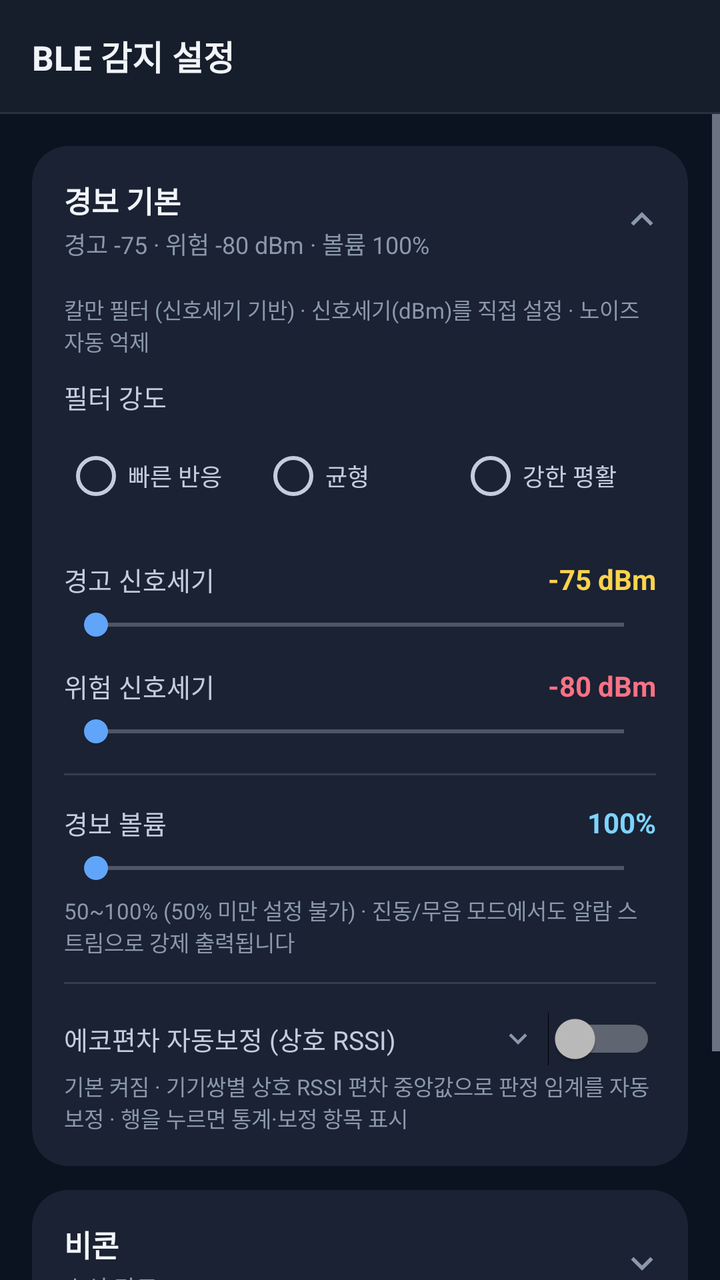
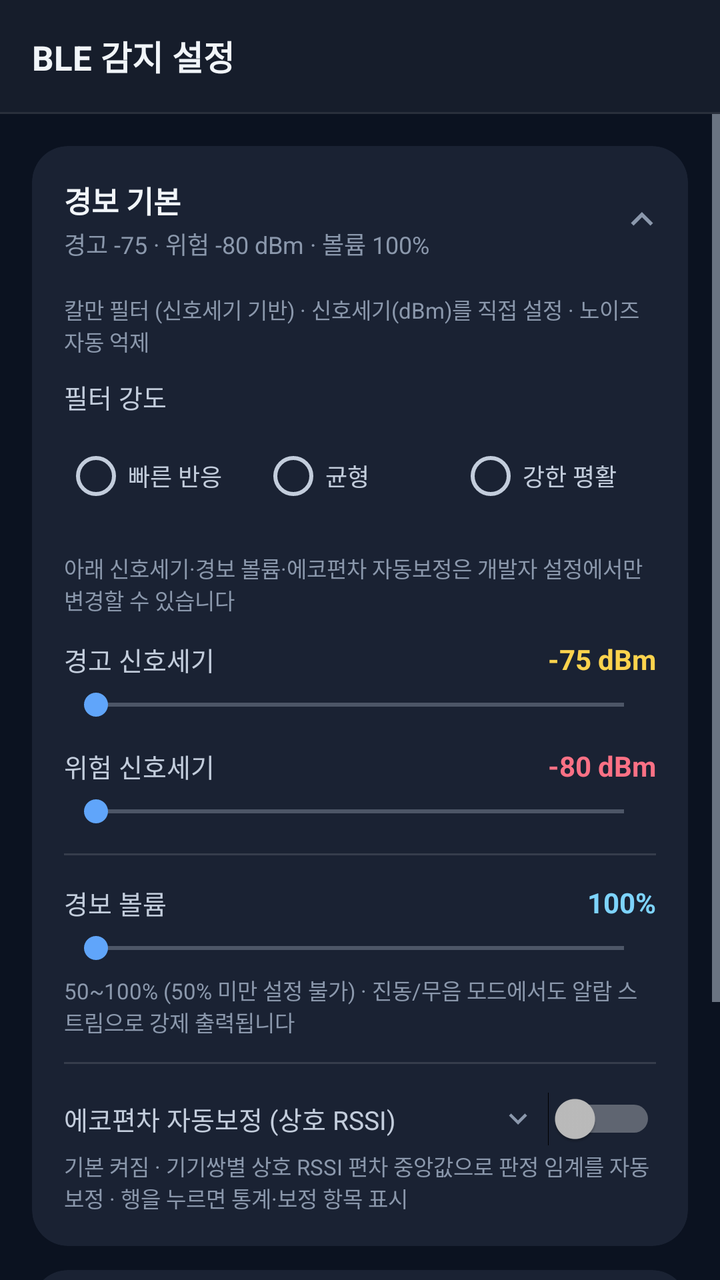

The first picture is an Android layout as it rendered before a commit; the second is the same layout after the commit. The layout source and the unified diff follow.
<!-- AndroidManifest.xml: application theme Theme.SafeAlert -->
<!-- res/layout/activity_ble_settings.xml -->
<?xml version="1.0" encoding="utf-8"?>
<LinearLayout xmlns:android="http://schemas.android.com/apk/res/android"
    xmlns:app="http://schemas.android.com/apk/res-auto"
    android:layout_width="match_parent"
    android:layout_height="match_parent"
    android:orientation="vertical"
    android:background="@color/sa_bg">

    
    <LinearLayout style="@style/SA.TopBar">
        <TextView
            style="@style/SA.TopBarTitle"
            android:text="BLE 감지 설정" />
    </LinearLayout>
    <View
        android:layout_width="match_parent"
        android:layout_height="@dimen/sa_stroke_hairline"
        android:background="@color/sa_divider" />

    <ScrollView
        android:layout_width="match_parent"
        android:layout_height="0dp"
        android:layout_weight="1">

        <LinearLayout
            android:layout_width="match_parent"
            android:layout_height="wrap_content"
            android:orientation="vertical"
            android:padding="@dimen/sa_space_lg">

            
            <androidx.cardview.widget.CardView style="@style/SA.Card">
                <LinearLayout
                    android:layout_width="match_parent"
                    android:layout_height="wrap_content"
                    android:orientation="vertical">

                    <LinearLayout
                        android:id="@+id/sec_alert_header"
                        style="@style/SA.SectionHeader">
                        <LinearLayout
                            android:layout_width="0dp"
                            android:layout_height="wrap_content"
                            android:layout_weight="1"
                            android:orientation="vertical">
                            <TextView
                                style="@style/SA.SectionTitle"
                                android:text="경보 기본" />
                            <TextView
                                android:id="@+id/sec_alert_summary"
                                style="@style/SA.SectionSummary"
                                android:text="경고 -75 · 위험 -80 dBm · 볼륨 100%" />
                        </LinearLayout>
                        <ImageView
                            android:id="@+id/sec_alert_chevron"
                            style="@style/SA.Chevron"
                            android:rotation="180"
                            android:contentDescription="펼침/접힘" />
                    </LinearLayout>

                    <LinearLayout
                        android:id="@+id/sec_alert_body"
                        style="@style/SA.SectionBody"
                        android:visibility="visible">

                        
                        <TextView
                            style="@style/SA.Hint"
                            android:layout_marginTop="0dp"
                            android:text="칼만 필터 (신호세기 기반) · 신호세기(dBm)를 직접 설정 · 노이즈 자동 억제" />

                        <TextView
                            style="@style/SA.Label"
                            android:layout_marginTop="10dp"
                            android:layout_marginBottom="6dp"
                            android:text="필터 강도" />

                        <RadioGroup
                            android:id="@+id/rg_kalman_preset"
                            android:layout_width="match_parent"
                            android:layout_height="wrap_content"
                            android:orientation="horizontal"
                            android:layout_marginBottom="6dp">
                            <RadioButton
                                android:id="@+id/rb_kf_fast"
                                style="@style/SA.Radio"
                                android:text="빠른 반응" />
                            <RadioButton
                                android:id="@+id/rb_kf_normal"
                                style="@style/SA.Radio"
                                android:text="균형" />
                            <RadioButton
                                android:id="@+id/rb_kf_smooth"
                                style="@style/SA.Radio"
                                android:text="강한 평활" />
                        </RadioGroup>

                        <LinearLayout style="@style/SA.Row">
                            <TextView
                                style="@style/SA.RowLabel"
                                android:text="경고 신호세기" />
                            <TextView
                                android:id="@+id/tv_warn_dist"
                                style="@style/SA.Value"
                                android:textColor="@color/sa_warning"
                                android:text="-75 dBm" />
                        </LinearLayout>
                        <SeekBar
                            android:id="@+id/seek_warn_dist"
                            android:layout_width="match_parent"
                            android:layout_height="wrap_content"
                            android:layout_marginTop="@dimen/sa_space_xs"
                            android:min="30"
                            android:max="100" />

                        <LinearLayout style="@style/SA.Row">
                            <TextView
                                style="@style/SA.RowLabel"
                                android:text="위험 신호세기" />
                            <TextView
                                android:id="@+id/tv_dang_dist"
                                style="@style/SA.Value"
                                android:textColor="@color/sa_danger"
                                android:text="-80 dBm" />
                        </LinearLayout>
                        <SeekBar
                            android:id="@+id/seek_dang_dist"
                            android:layout_width="match_parent"
                            android:layout_height="wrap_content"
                            android:layout_marginTop="@dimen/sa_space_xs"
                            android:min="30"
                            android:max="100" />

                        <View style="@style/SA.Divider" />

                        
                        <LinearLayout style="@style/SA.Row">
                            <TextView
                                style="@style/SA.RowLabel"
                                android:text="경보 볼륨" />
                            <TextView
                                android:id="@+id/tv_alarm_volume_val"
                                style="@style/SA.Value"
                                android:text="100%" />
                        </LinearLayout>
                        <SeekBar
                            android:id="@+id/seek_alarm_volume"
                            android:layout_width="match_parent"
                            android:layout_height="wrap_content"
                            android:layout_marginTop="@dimen/sa_space_xs"
                            android:min="50"
                            android:max="100" />
                        <TextView
                            style="@style/SA.Hint"
                            android:text="50~100% (50% 미만 설정 불가) · 진동/무음 모드에서도 알람 스트림으로 강제 출력됩니다" />

                        <View style="@style/SA.Divider" />

                        
                        <LinearLayout
                            android:id="@+id/row_echo_auto_calib"
                            style="@style/SA.Row"
                            android:clickable="true"
                            android:focusable="true"
                            android:background="?attr/selectableItemBackground">
                            <TextView
                                style="@style/SA.RowLabel"
                                android:text="에코편차 자동보정 (상호 RSSI)" />
                            <ImageView
                                android:id="@+id/iv_echo_chevron"
                                style="@style/SA.Chevron"
                                android:layout_width="18dp"
                                android:layout_height="18dp"
                                android:layout_marginStart="0dp"
                                android:layout_marginEnd="6dp"
                                android:contentDescription="보정 항목 펼침/접힘" />
                            <Switch
                                android:id="@+id/sw_echo_auto_calib"
                                android:layout_width="wrap_content"
                                android:layout_height="wrap_content" />
                        </LinearLayout>
                        <TextView
                            style="@style/SA.Hint"
                            android:layout_marginTop="@dimen/sa_space_hairline"
                            android:text="기본 켜짐 · 기기쌍별 상호 RSSI 편차 중앙값으로 판정 임계를 자동 보정 · 행을 누르면 통계·보정 항목 표시" />

                        <LinearLayout
                            android:id="@+id/echo_detail_group"
                            android:layout_width="match_parent"
                            android:layout_height="wrap_content"
                            android:orientation="vertical"
                            android:visibility="gone">

                            <TextView
                                style="@style/SA.Hint"
                                android:layout_marginTop="@dimen/sa_space_sm"
                                android:text="켜면 기기쌍별 중앙값의 −1/2 을 클램프로 잘라 판정 임계에 반영합니다(거울쌍 양쪽 수렴). 표본 부족 시 Firebase 모델쌍 프라이어로 시작, 산포 과다 기기는 보정 0. 기본 켜짐." />

                            <TextView
                                android:id="@+id/tv_echo_diag"
                                style="@style/SA.Mono"
                                android:layout_marginTop="10dp"
                                android:text="수집된 에코 표본 없음" />
                            <TextView
                                style="@style/SA.Hint"
                                android:text="편차 = 내가 측정한 상대 RSSI − 상대가 나를 측정해 되돌린 에코. 중앙값=기기 간 체계적 비대칭(모델별 오프셋의 실측 근거), 산포=채널 노이즈(보정 불가 성분), 에코%=상호 RSSI 응답 비율(0%=비콘·구버전). 수집은 판정과 독립이며 앱을 재시작해도 누적됩니다. 자동보정이 켜지면 이 통계의 중앙값이 판정 임계 보정(echoCal)에 사용됩니다." />

                            <LinearLayout style="@style/SA.Row">
                                <TextView
                                    style="@style/SA.RowLabel"
                                    android:text="보정 성립 최소 에코틱 (n)" />
                                <EditText
                                    android:id="@+id/et_echo_min_ticks"
                                    style="@style/SA.EditNumber" />
                            </LinearLayout>
                            <LinearLayout style="@style/SA.Row">
                                <TextView
                                    style="@style/SA.RowLabel"
                                    android:text="산포 상한 (±dB, 초과=보정 0)" />
                                <EditText
                                    android:id="@+id/et_echo_max_iqr"
                                    style="@style/SA.EditNumber" />
                            </LinearLayout>
                            <LinearLayout style="@style/SA.Row">
                                <TextView
                                    style="@style/SA.RowLabel"
                                    android:text="보정 클램프 (±dB)" />
                                <EditText
                                    android:id="@+id/et_echo_clamp"
                                    style="@style/SA.EditNumber" />
                            </LinearLayout>

                            <Button
                                android:id="@+id/btn_echo_reset"
                                style="@style/SA.Button"
                                android:layout_marginTop="10dp"
                                android:backgroundTint="@color/sa_tint_gray"
                                android:textColor="@color/sa_text_secondary"
                                android:text="에코편차 통계 초기화" />
                        </LinearLayout>
                    </LinearLayout>
                </LinearLayout>
            </androidx.cardview.widget.CardView>

            
            <androidx.cardview.widget.CardView style="@style/SA.Card">
                <LinearLayout
                    android:layout_width="match_parent"
                    android:layout_height="wrap_content"
                    android:orientation="vertical">

                    <LinearLayout
                        android:id="@+id/sec_beacon_header"
                        style="@style/SA.SectionHeader">
                        <LinearLayout
                            android:layout_width="0dp"
                            android:layout_height="wrap_content"
                            android:layout_weight="1"
                            android:orientation="vertical">
                            <TextView
                                style="@style/SA.SectionTitle"
                                android:text="비콘" />
                            <TextView
                                android:id="@+id/sec_beacon_summary"
                                style="@style/SA.SectionSummary"
                                android:text="수신 강도 100%" />
                        </LinearLayout>
                        <ImageView
                            android:id="@+id/sec_beacon_chevron"
                            style="@style/SA.Chevron"
                            android:contentDescription="펼침/접힘" />
                    </LinearLayout>

                    <LinearLayout
                        android:id="@+id/sec_beacon_body"
                        style="@style/SA.SectionBody">

                        <LinearLayout
                            style="@style/SA.Row"
                            android:layout_marginTop="0dp">
                            <TextView
                                style="@style/SA.RowLabel"
                                android:text="비콘 수신 강도" />
                            <TextView
                                android:id="@+id/tv_beacon_gain"
                                style="@style/SA.Value"
                                android:text="100%" />
                        </LinearLayout>
                        <SeekBar
                            android:id="@+id/seek_beacon_gain"
                            android:layout_width="match_parent"
                            android:layout_height="wrap_content"
                            android:layout_marginTop="@dimen/sa_space_xs"
                            android:max="30" />
                        <TextView
                            style="@style/SA.Hint"
                            android:text="등록된 모든 비콘의 감지 범위를 비율로 일괄 조절 · 100% = 기본" />

                        
                        <LinearLayout
                            android:layout_width="match_parent"
                            android:layout_height="wrap_content"
                            android:orientation="vertical"
                            android:visibility="gone">
                            <TextView
                                style="@style/SA.SubHeader"
                                android:text="EPJ끼리 근접 경보" />
                            <TextView
                                style="@style/SA.Hint"
                                android:layout_marginTop="@dimen/sa_space_hairline"
                                android:text="EPJ끼리는 5m 공존이 정상 · 값을 낮출수록(음수) 더 가까이(3m) 와야 울림" />
                            <LinearLayout style="@style/SA.Row">
                                <TextView
                                    style="@style/SA.RowLabel"
                                    android:text="조기경보 오프셋" />
                                <TextView
                                    android:id="@+id/tv_epj_bias"
                                    style="@style/SA.Value"
                                    android:text="-2 dB" />
                            </LinearLayout>
                            <SeekBar
                                android:id="@+id/seek_epj_bias"
                                android:layout_width="match_parent"
                                android:layout_height="wrap_content"
                                android:layout_marginTop="@dimen/sa_space_xs"
                                android:max="25" />
                            <TextView
                                style="@style/SA.Hint"
                                android:text="-10 ~ +15 dB (기본 -2). 0=일반 임계 · 음수=더 가까이서만(거리 변별) · 양수=더 멀리서 미리. 지게차가 끼면 장비↔장비 오프셋 적용." />
                        </LinearLayout>
                    </LinearLayout>
                </LinearLayout>
            </androidx.cardview.widget.CardView>

            
            <androidx.cardview.widget.CardView style="@style/SA.Card">
                <LinearLayout
                    android:layout_width="match_parent"
                    android:layout_height="wrap_content"
                    android:orientation="vertical">

                    <LinearLayout
                        android:id="@+id/sec_uwb_header"
                        style="@style/SA.SectionHeader">
                        <LinearLayout
                            android:layout_width="0dp"
                            android:layout_height="wrap_content"
                            android:layout_weight="1"
                            android:orientation="vertical">
                            <TextView
                                style="@style/SA.SectionTitle"
                                android:text="UWB 정밀 거리 측정" />
                            <TextView
                                android:id="@+id/sec_uwb_summary"
                                style="@style/SA.SectionSummary"
                                android:text="켜짐 · 지게차 쌍 15/8m · 그 외 5/3m" />
                        </LinearLayout>
                        <ImageView
                            android:id="@+id/sec_uwb_chevron"
                            style="@style/SA.Chevron"
                            android:contentDescription="펼침/접힘" />
                    </LinearLayout>

                    <LinearLayout
                        android:id="@+id/sec_uwb_body"
                        style="@style/SA.SectionBody">

                        <TextView
                            style="@style/SA.Hint"
                            android:layout_marginTop="0dp"
                            android:text="지원 기기끼리 실거리(m)를 측정 · UWB 신호가 오는 상대는 실측 거리로, 그 외는 BLE 신호로 경보 판정" />

                        <LinearLayout style="@style/SA.Row">
                            <TextView
                                style="@style/SA.RowLabel"
                                android:text="UWB 사용" />
                            <Switch
                                android:id="@+id/sw_uwb"
                                android:layout_width="wrap_content"
                                android:layout_height="wrap_content" />
                        </LinearLayout>
                        <TextView
                            android:id="@+id/tv_uwb_hint"
                            style="@style/SA.Hint"
                            android:layout_marginTop="@dimen/sa_space_hairline"
                            android:text="기본 켜짐 · UWB 신호가 오는 동안은 실측 거리로만 경고/위험 판정 · 신호가 없으면 BLE 신호로 판정" />

                        <Button
                            android:id="@+id/btn_uwb_permission"
                            style="@style/SA.Button"
                            android:layout_marginTop="@dimen/sa_space_md"
                            android:text="UWB 권한 허용 / 시스템 UWB 설정" />
                        <TextView
                            android:id="@+id/tv_uwb_system_hint"
                            style="@style/SA.Hint"
                            android:text="UWB로 거리가 m 로 표시되려면: ① 이 버튼으로 UWB 권한 허용 ② 기기 UWB(시스템) 켜짐 ③ 상대 기기도 UWB 지원. 하나라도 빠지면 신호세기(dBm)로 표시됩니다." />

                        <TextView
                            style="@style/SA.Label"
                            android:layout_marginTop="14dp"
                            android:layout_marginBottom="6dp"
                            android:text="거리 표시 방식" />
                        <RadioGroup
                            android:id="@+id/rg_dist_mode"
                            android:layout_width="match_parent"
                            android:layout_height="wrap_content"
                            android:orientation="horizontal">
                            <RadioButton
                                android:id="@+id/rb_dist_dbm"
                                style="@style/SA.Radio"
                                android:text="dBm" />
                            <RadioButton
                                android:id="@+id/rb_dist_uwb_m"
                                style="@style/SA.Radio"
                                android:text="UWB만 m" />
                            <RadioButton
                                android:id="@+id/rb_dist_all_m"
                                style="@style/SA.Radio"
                                android:text="전부 m" />
                        </RadioGroup>
                        <TextView
                            style="@style/SA.Hint"
                            android:layout_marginTop="@dimen/sa_space_hairline"
                            android:text="전부 m: UWB 페어는 실측, 그 외는 신호 기반 추정(약 X m)" />

                        <TextView
                            style="@style/SA.Label"
                            android:layout_marginTop="14dp"
                            android:layout_marginBottom="@dimen/sa_space_xs"
                            android:text="사업장 코드 (보정 프로파일)" />
                        <EditText
                            android:id="@+id/et_uwb_site"
                            android:layout_width="match_parent"
                            android:layout_height="wrap_content"
                            android:hint="예: WF11 (빈 값 = 공용 프로파일)"
                            android:textSize="@dimen/sa_type_body"
                            android:textColor="@color/sa_text_secondary"
                            android:inputType="text"
                            android:maxLines="1" />
                        <TextView
                            style="@style/SA.Hint"
                            android:layout_marginTop="@dimen/sa_space_hairline"
                            android:text="UWB 보정 학습값을 사업장별로 저장·전환 · 사업장 학습은 지워지지 않고 코드 변경 시 즉시 불러옴" />

                        <View style="@style/SA.Divider" />

                        <TextView
                            style="@style/SA.SubHeader"
                            android:text="UWB 판정 반경" />
                        <TextView
                            style="@style/SA.Hint"
                            android:layout_marginTop="@dimen/sa_space_hairline"
                            android:text="UWB 실측 신호가 오는 상대에게 적용 · 지게차가 낀 쌍/그 외 쌍 각각 경고·위험 거리" />

                        <LinearLayout style="@style/SA.Row">
                            <TextView
                                style="@style/SA.RowLabel"
                                android:text="지게차 쌍 경고" />
                            <TextView
                                android:id="@+id/tv_uwb_fk_warn"
                                style="@style/SA.Value"
                                android:textColor="@color/sa_warning"
                                android:text="15m" />
                        </LinearLayout>
                        <SeekBar
                            android:id="@+id/seek_uwb_fk_warn"
                            android:layout_width="match_parent"
                            android:layout_height="wrap_content"
                            android:layout_marginTop="@dimen/sa_space_xs"
                            android:min="2"
                            android:max="80" />

                        <LinearLayout style="@style/SA.Row">
                            <TextView
                                style="@style/SA.RowLabel"
                                android:text="지게차 쌍 위험" />
                            <TextView
                                android:id="@+id/tv_uwb_fk_danger"
                                style="@style/SA.Value"
                                android:textColor="@color/sa_danger"
                                android:text="8m" />
                        </LinearLayout>
                        <SeekBar
                            android:id="@+id/seek_uwb_fk_danger"
                            android:layout_width="match_parent"
                            android:layout_height="wrap_content"
                            android:layout_marginTop="@dimen/sa_space_xs"
                            android:min="1"
                            android:max="60" />

                        <LinearLayout style="@style/SA.Row">
                            <TextView
                                style="@style/SA.RowLabel"
                                android:text="그 외 쌍 경고" />
                            <TextView
                                android:id="@+id/tv_uwb_pair_warn"
                                style="@style/SA.Value"
                                android:textColor="@color/sa_warning"
                                android:text="5m" />
                        </LinearLayout>
                        <SeekBar
                            android:id="@+id/seek_uwb_pair_warn"
                            android:layout_width="match_parent"
                            android:layout_height="wrap_content"
                            android:layout_marginTop="@dimen/sa_space_xs"
                            android:min="2"
                            android:max="40" />

                        <LinearLayout style="@style/SA.Row">
                            <TextView
                                style="@style/SA.RowLabel"
                                android:text="그 외 쌍 위험" />
                            <TextView
                                android:id="@+id/tv_uwb_pair_danger"
                                style="@style/SA.Value"
                                android:textColor="@color/sa_danger"
                                android:text="3m" />
                        </LinearLayout>
                        <SeekBar
                            android:id="@+id/seek_uwb_pair_danger"
                            android:layout_width="match_parent"
                            android:layout_height="wrap_content"
                            android:layout_marginTop="@dimen/sa_space_xs"
                            android:min="1"
                            android:max="30" />
                        <TextView
                            style="@style/SA.Hint"
                            android:text="기본: 지게차 쌍 15m 경고·8m 위험 / 그 외 5m 경고·3m 위험 · 0.5m 단위 즉시 반영" />
                    </LinearLayout>
                </LinearLayout>
            </androidx.cardview.widget.CardView>

        </LinearLayout>
    </ScrollView>
</LinearLayout>
<!-- resources referenced by this layout -->
<resources>
  <color name="sa_bg">#0B1220</color>
  <color name="sa_danger">#FB7185</color>
  <color name="sa_divider">#1FFFFFFF</color>
  <color name="sa_text_secondary">#C3CDDC</color>
  <color name="sa_tint_gray">#28303F</color>
  <color name="sa_warning">#FCD34D</color>
  <dimen name="sa_space_hairline">2dp</dimen>
  <dimen name="sa_space_lg">16dp</dimen>
  <dimen name="sa_space_md">12dp</dimen>
  <dimen name="sa_space_sm">8dp</dimen>
  <dimen name="sa_space_xs">4dp</dimen>
  <dimen name="sa_stroke_hairline">1dp</dimen>
  <dimen name="sa_type_body">13sp</dimen>
  <style name="SA.Chevron">
          <item name="android:layout_width">@dimen/sa_icon_sm</item>
          <item name="android:layout_height">@dimen/sa_icon_sm</item>
          <item name="android:layout_marginStart">@dimen/sa_space_sm</item>
          <item name="android:src">@drawable/ic_chevron_down</item>
      </style>
  <style name="SA.Hint">
          <item name="android:layout_width">match_parent</item>
          <item name="android:layout_height">wrap_content</item>
          <item name="android:layout_marginTop">@dimen/sa_space_xs</item>
          <item name="android:textSize">@dimen/sa_type_hint</item>
          <item name="android:textColor">@color/sa_text_tertiary</item>
      </style>
  <style name="SA.Label">
          <item name="android:layout_width">match_parent</item>
          <item name="android:layout_height">wrap_content</item>
          <item name="android:textSize">@dimen/sa_type_body</item>
          <item name="android:textColor">@color/sa_text_secondary</item>
      </style>
  <style name="SA.Row">
          <item name="android:layout_width">match_parent</item>
          <item name="android:layout_height">wrap_content</item>
          <item name="android:orientation">horizontal</item>
          <item name="android:gravity">center_vertical</item>
          <item name="android:layout_marginTop">@dimen/sa_space_md</item>
      </style>
  <style name="SA.RowLabel">
          <item name="android:layout_width">0dp</item>
          <item name="android:layout_height">wrap_content</item>
          <item name="android:layout_weight">1</item>
          <item name="android:textSize">@dimen/sa_type_body</item>
          <item name="android:textColor">@color/sa_text_secondary</item>
      </style>
  <style name="SA.SectionTitle">
          <item name="android:layout_width">match_parent</item>
          <item name="android:layout_height">wrap_content</item>
          <item name="android:textSize">@dimen/sa_type_section</item>
          <item name="android:textStyle">bold</item>
          <item name="android:textColor">@color/sa_text_primary</item>
      </style>
  <style name="SA.Value">
          <item name="android:layout_width">wrap_content</item>
          <item name="android:layout_height">wrap_content</item>
          <item name="android:textSize">@dimen/sa_type_value</item>
          <item name="android:textStyle">bold</item>
          <item name="android:textColor">@color/sa_accent</item>
      </style>
  <dimen name="sa_touch_min">48dp</dimen>
  <color name="sa_on_accent">#0B1220</color>
  <color name="sa_accent">#7DD3FC</color>
  <dimen name="sa_radius_sm">12dp</dimen>
  <dimen name="sa_radius_md">18dp</dimen>
  <color name="sa_surface">#1A2233</color>
  <dimen name="sa_icon_sm">22dp</dimen>
  <dimen name="sa_edit_number_width">96dp</dimen>
  <color name="sa_text_primary">#F1F5F9</color>
  <color name="sa_text_tertiary">#8B98AC</color>
  <dimen name="sa_type_hint">11sp</dimen>
  <dimen name="sa_type_caption">12sp</dimen>
  <dimen name="sa_type_section">15sp</dimen>
  <dimen name="sa_topbar_height">56dp</dimen>
  <color name="sa_surface_alt">#161D2B</color>
  <dimen name="sa_type_topbar">17sp</dimen>
  <dimen name="sa_type_value">14sp</dimen>
  <color name="sa_accent_dim">#60A5FA</color>
  <!-- unchanged entries left out for length: 14 -->
</resources>

<!-- the commit's change to res/layout/activity_ble_settings.xml (unified diff, before → after) -->
@@ -94,6 +94,12 @@
                                 style="@style/SA.Radio"
                                 android:text="강한 평활" />
                         </RadioGroup>
+
+                        
+                        <TextView
+                            style="@style/SA.Hint"
+                            android:layout_marginTop="@dimen/sa_space_sm"
+                            android:text="아래 신호세기·경보 볼륨·에코편차 자동보정은 개발자 설정에서만 변경할 수 있습니다" />
 
                         <LinearLayout style="@style/SA.Row">
                             <TextView
@@ -432,7 +438,7 @@
                             android:id="@+id/et_uwb_site"
                             android:layout_width="match_parent"
                             android:layout_height="wrap_content"
-                            android:hint="예: WF11 (빈 값 = 공용 프로파일)"
+                            android:hint="메인 화면에서 입력 (빈 값 = 공용)"
                             android:textSize="@dimen/sa_type_body"
                             android:textColor="@color/sa_text_secondary"
                             android:inputType="text"
@@ -440,7 +446,7 @@
                         <TextView
                             style="@style/SA.Hint"
                             android:layout_marginTop="@dimen/sa_space_hairline"
-                            android:text="UWB 보정 학습값을 사업장별로 저장·전환 · 사업장 학습은 지워지지 않고 코드 변경 시 즉시 불러옴" />
+                            android:text="입력은 메인 화면에서 · 경보 기록·비콘 등록·보정 학습이 사업장별로 나뉘며 코드 변경 시 즉시 전환" />
 
                         <View style="@style/SA.Divider" />
 
